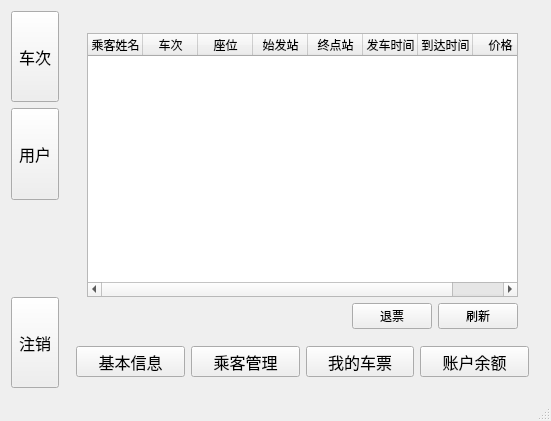
Above: MainProgram/mainwindow.ui from jameswhqi/12307 before the change. Below: the same form after it.
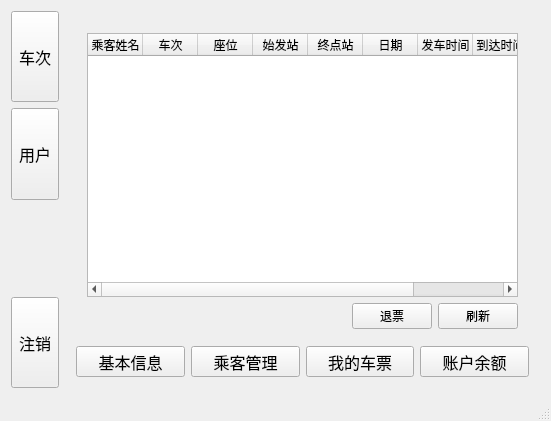
That is the form after the change. The open tabs and pages were chosen to show the change.

What changed in the file:
```diff
--- a/MainProgram/mainwindow.ui
+++ b/MainProgram/mainwindow.ui
@@ -632,7 +632,7 @@
                <number>0</number>
               </property>
               <property name="columnCount">
-               <number>8</number>
+               <number>9</number>
               </property>
               <attribute name="horizontalHeaderDefaultSectionSize">
                <number>55</number>
@@ -671,6 +671,11 @@
                 <string>终点站</string>
                </property>
               </column>
+              <column>
+               <property name="text">
+                <string>日期</string>
+               </property>
+              </column>
               <column>
                <property name="text">
                 <string>发车时间</string>
```
